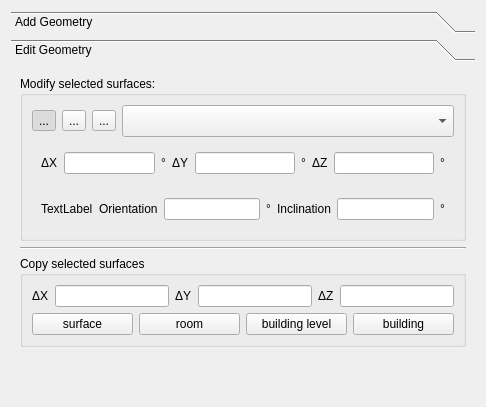
Above: SIM-VICUS/src/SVPropEditGeometry.ui from ghorwin/SIM-VICUS before the change; both pictures show x 0 to 486 and y 0 to 407 of the 486 by 627 pixel window. Below: the same form after it.
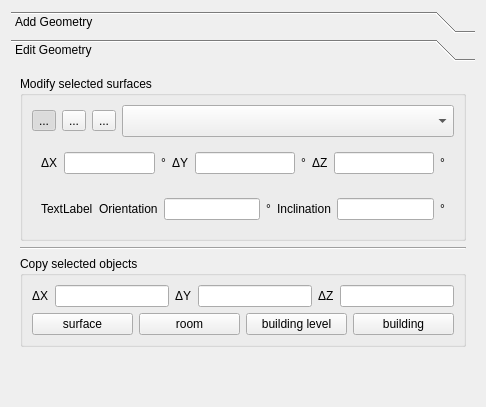
That is the form after the change. Icons and pictures are not drawn. Custom widgets are drawn as their Qt base class.

Commit message: Modified Label in SVPropEditGeometry

```diff
--- a/SIM-VICUS/src/SVPropEditGeometry.ui
+++ b/SIM-VICUS/src/SVPropEditGeometry.ui
@@ -166,7 +166,7 @@
        <item row="0" column="0" colspan="2">
         <widget class="QGroupBox" name="groupBoxModify">
          <property name="title">
-          <string>Modify selected surfaces:</string>
+          <string>Modify selected surfaces</string>
          </property>
          <layout class="QVBoxLayout" name="verticalLayout_2">
           <item>
@@ -449,7 +449,7 @@
        <item row="2" column="0" colspan="2">
         <widget class="QGroupBox" name="groupBoxCopy">
          <property name="title">
-          <string>Copy selected surfaces</string>
+          <string>Copy selected objects</string>
          </property>
          <layout class="QVBoxLayout" name="verticalLayout_3">
           <item>
```
